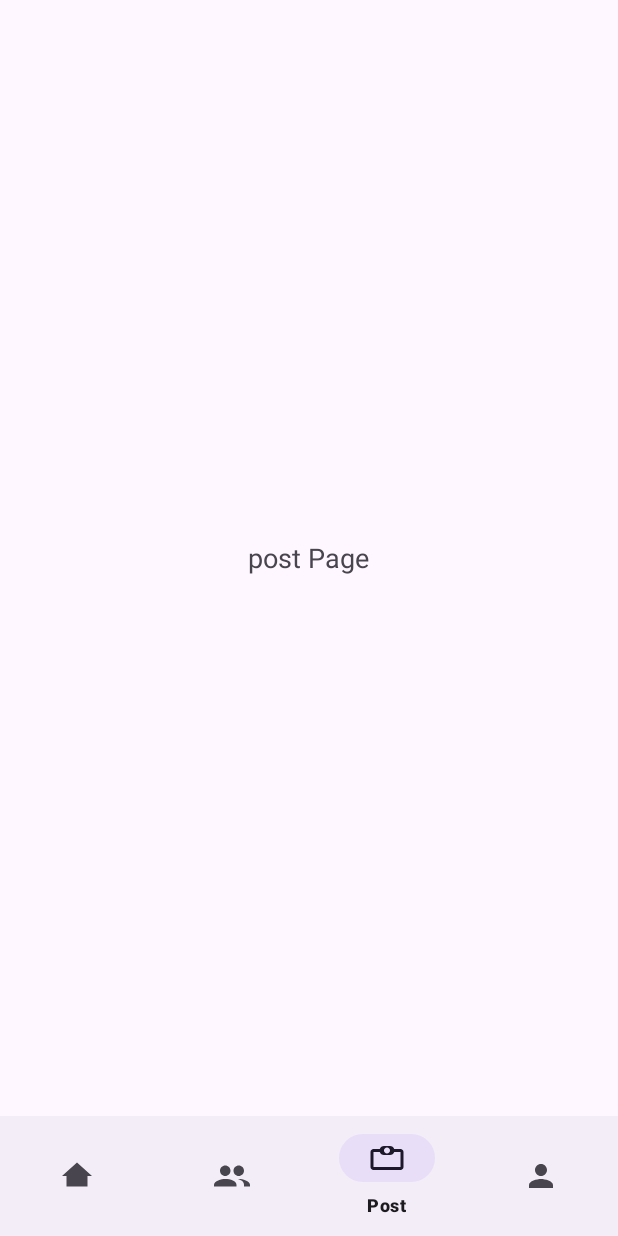
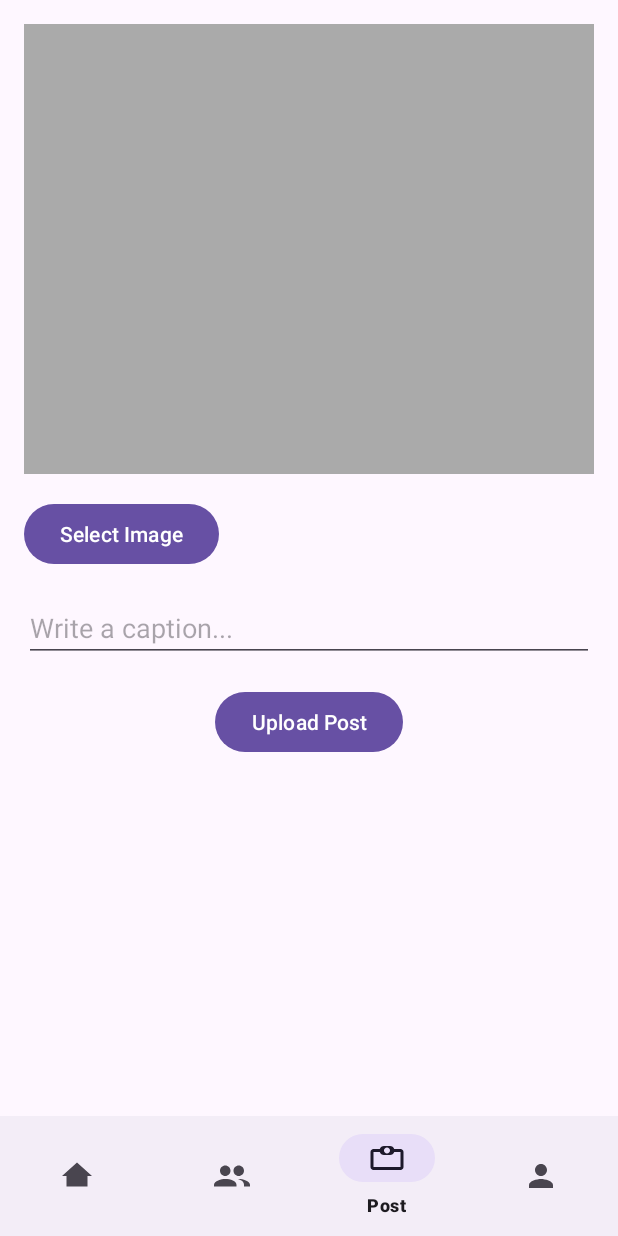
Before and after one commit to Dilipjp/Connectify-android, an Android app: the HomeFragment screen opened directly, with no data from a screen before it, item 3 of the bottom bar chosen, on a phone screen of 412 x 824 dp. Run offline under Robolectric (Android 15) with nearby library versions, the phone set to English and light mode, and no system bars.

Commit message:
Post create feature added and show in home page

```diff
--- a/app/src/main/java/com/dilip/conectivity/ProfileFragment.java
+++ b/app/src/main/java/com/dilip/conectivity/ProfileFragment.java
@@ -83,7 +83,7 @@ public class ProfileFragment extends Fragment {
                     userName.setText(name);
                     userEmail.setText(email);
                     userPhone.setText(phone);
-                   // profileImage
+                    // profileImage
                     userBio.setText(bio);
                     if (image != null && !image.isEmpty()) {
                         Picasso.get()
--- a/app/src/main/res/layout/fragment_post.xml
+++ b/app/src/main/res/layout/fragment_post.xml
@@ -1,12 +1,38 @@
-<?xml version="1.0" encoding="utf-8"?>
 <RelativeLayout xmlns:android="http://schemas.android.com/apk/res/android"
     android:layout_width="match_parent"
     android:layout_height="match_parent"
-    android:gravity="center">
+    android:padding="16dp">
 
-    <TextView
+    <ImageView
+        android:id="@+id/postImage"
+        android:layout_width="match_parent"
+        android:layout_height="300dp"
+        android:layout_marginBottom="16dp"
+        android:background="@android:color/darker_gray"
+        android:scaleType="centerCrop" />
+
+    <Button
+        android:id="@+id/selectImageButton"
         android:layout_width="wrap_content"
         android:layout_height="wrap_content"
-        android:text="post Page"
-        android:textSize="18sp" />
+        android:text="Select Image"
+        android:layout_below="@id/postImage"
+        android:layout_alignParentStart="true"
+        android:layout_marginBottom="16dp" />
+
+    <EditText
+        android:id="@+id/postCaption"
+        android:layout_width="match_parent"
+        android:layout_height="wrap_content"
+        android:hint="Write a caption..."
+        android:layout_below="@id/selectImageButton"
+        android:layout_marginBottom="16dp" />
+
+    <Button
+        android:id="@+id/uploadPostButton"
+        android:layout_width="wrap_content"
+        android:layout_height="wrap_content"
+        android:text="Upload Post"
+        android:layout_below="@id/postCaption"
+        android:layout_centerHorizontal="true" />
 </RelativeLayout>
```
Also changed, not shown: app/src/main/java/com/dilip/conectivity/Post.java (added, +64 -0 lines), app/src/main/res/layout/fragment_home.xml (+6 -7 lines), app/src/main/res/layout/item_post.xml (added, +52 -0 lines), app/src/main/java/com/dilip/conectivity/EditProfileActivity.java (line endings or trailing spaces), app/src/main/res/drawable/ic_dummy_profile.xml (line endings or trailing spaces), app/src/main/res/layout/activity_edit_profile.xml (line endings or trailing spaces).
